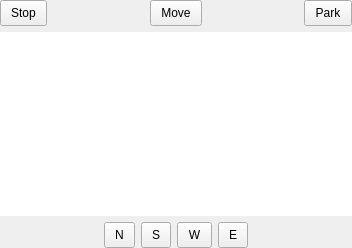
Qt form not1mm/data/rotator.ui (mbridak/not1mm) before a commit.
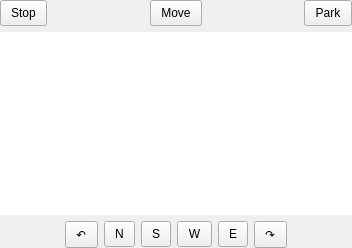
The same form after that commit.

Commit message:
Rotator: Add rotate 30° left/right buttons
set_requested_azimuth gains a "absolute" argument. If False, the antenna
is moved relative to the current position. Repeated presses rotate more
and the blue needle indicates where we are going.

The edit to the form file:
```diff
--- a/not1mm/data/rotator.ui
+++ b/not1mm/data/rotator.ui
@@ -130,14 +130,24 @@
         </property>
        </spacer>
       </item>
+      <item>
+       <widget class="QPushButton" name="rotateleft_button">
+        <property name="focusPolicy">
+         <enum>Qt::FocusPolicy::NoFocus</enum>
+        </property>
+        <property name="toolTip">
+         <string>Rotate 30° left (counter-clockwise)</string>
+        </property>
+        <property name="styleSheet">
+         <string notr="true">padding-left: 10px; padding-top: 5px; padding-right: 10px; padding-bottom: 5px;</string>
+        </property>
+        <property name="text">
+         <string>↶</string>
+        </property>
+       </widget>
+      </item>
       <item>
        <widget class="QPushButton" name="north_button">
-        <property name="sizePolicy">
-         <sizepolicy hsizetype="Minimum" vsizetype="Fixed">
-          <horstretch>0</horstretch>
-          <verstretch>0</verstretch>
-         </sizepolicy>
-        </property>
         <property name="focusPolicy">
          <enum>Qt::FocusPolicy::NoFocus</enum>
         </property>
@@ -147,21 +157,6 @@
         <property name="text">
          <string>N</string>
         </property>
-        <property name="iconSize">
-         <size>
-          <width>16</width>
-          <height>16</height>
-         </size>
-        </property>
-        <property name="autoDefault">
-         <bool>false</bool>
-        </property>
-        <property name="default">
-         <bool>false</bool>
-        </property>
-        <property name="flat">
-         <bool>false</bool>
-        </property>
        </widget>
       </item>
       <item>
@@ -203,6 +198,22 @@
         </property>
        </widget>
       </item>
+      <item>
+       <widget class="QPushButton" name="rotateright_button">
+        <property name="focusPolicy">
+         <enum>Qt::FocusPolicy::NoFocus</enum>
+        </property>
+        <property name="toolTip">
+         <string>Rotate 30° right (clockwise)</string>
+        </property>
+        <property name="styleSheet">
+         <string notr="true">padding-left: 10px; padding-top: 5px; padding-right: 10px; padding-bottom: 5px;</string>
+        </property>
+        <property name="text">
+         <string>↷</string>
+        </property>
+       </widget>
+      </item>
       <item>
        <spacer name="horizontalSpacer_2">
         <property name="orientation">
```
The commit also changes 1 other file.
